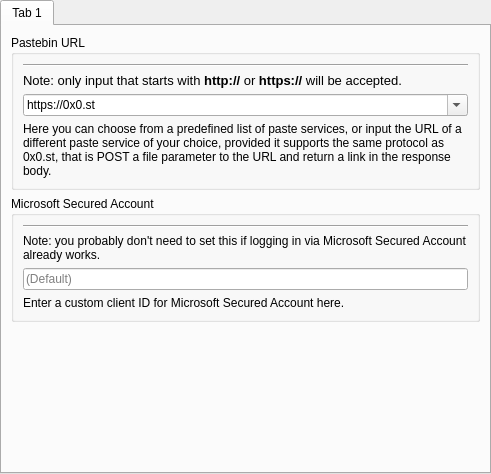
Qt form launcher/ui/pages/global/APIPage.ui (FreesmTeam/FreesmLauncher) before a commit.
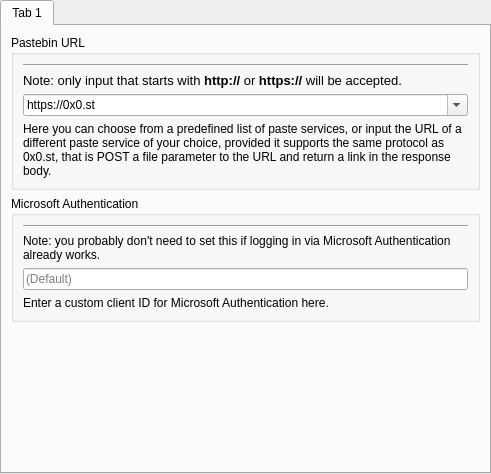
The same form after that commit.

Commit message: fix: MSA = Microsoft Authentication

Diff of the .ui file:
```diff
--- a/launcher/ui/pages/global/APIPage.ui
+++ b/launcher/ui/pages/global/APIPage.ui
@@ -103,7 +103,7 @@
        <item>
         <widget class="QGroupBox" name="groupBox_msa">
          <property name="title">
-          <string>Microsoft Secured Account</string>
+          <string>Microsoft Authentication</string>
          </property>
          <layout class="QVBoxLayout" name="verticalLayout_4">
           <item>
@@ -116,7 +116,7 @@
           <item>
            <widget class="QLabel" name="label_3">
             <property name="text">
-             <string>Note: you probably don't need to set this if logging in via Microsoft Secured Account already works.</string>
+             <string>Note: you probably don't need to set this if logging in via Microsoft Authentication already works.</string>
             </property>
             <property name="textFormat">
              <enum>Qt::RichText</enum>
@@ -136,7 +136,7 @@
           <item>
            <widget class="QLabel" name="label_4">
             <property name="text">
-             <string>Enter a custom client ID for Microsoft Secured Account here. </string>
+             <string>Enter a custom client ID for Microsoft Authentication here. </string>
             </property>
             <property name="textFormat">
              <enum>Qt::RichText</enum>
```
The commit also changes 1 other file.
